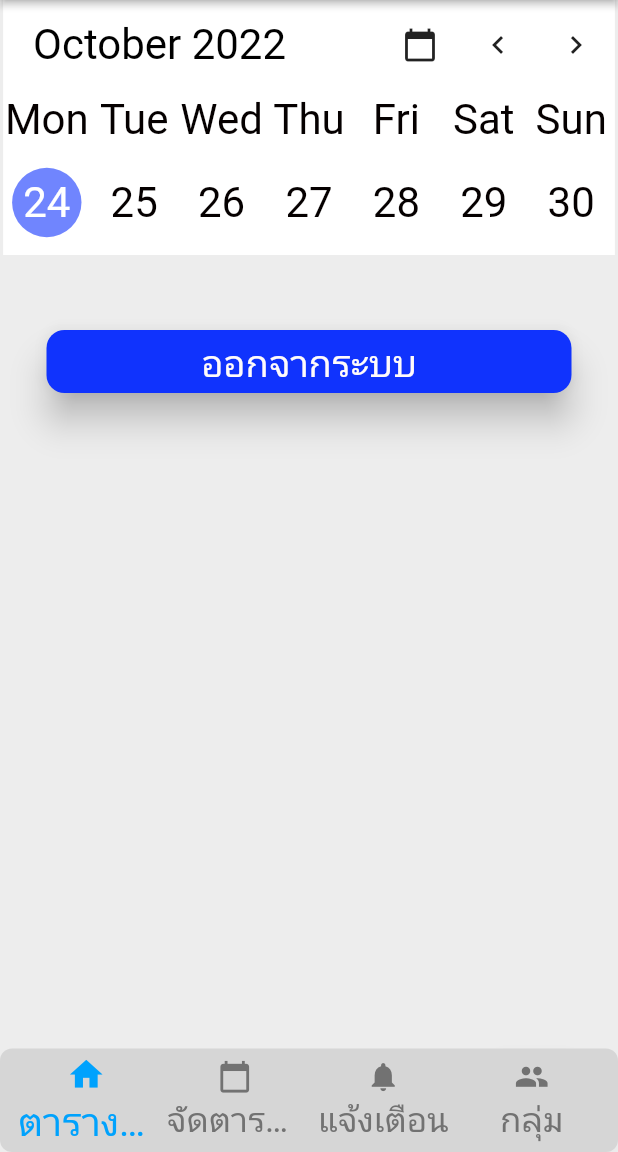
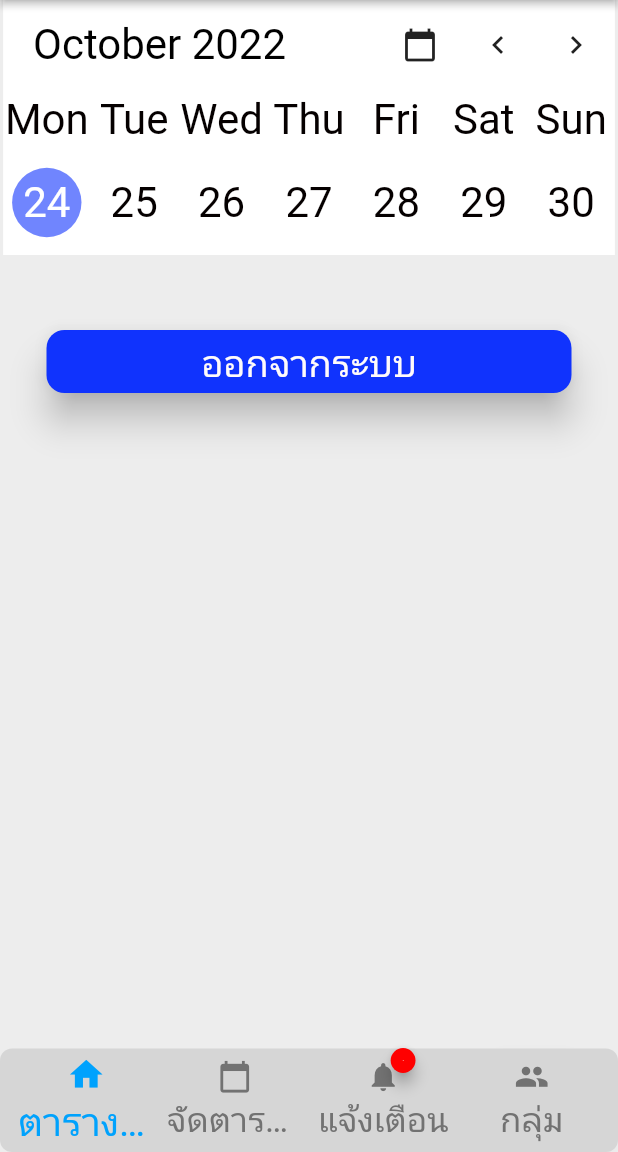
Before and after one commit to khachenkunwong/final-project-head-nurse, a Flutter app: the NavBarPage screen opened directly, on a phone screen of 412 x 824 dp, the part 84-1236 px from its top. Run offline on Flutter 3.47's test engine with Material 2 defaults, Android fonts, the phone set to English and light mode, and no system bars; drawn by our look-alikes of auto_size_text, badges, floating_bottom_navigation_bar, table_calendar; our stand-ins replace equatable, expandable, flutter_svg, font_awesome_flutter, google_fonts, graphql_flutter and 5 more; missing offline and left inert: bitsdojo_window, flutter_toastr, json_path; accounts and stored records are empty; network calls fail; Roboto replaces fonts that are missing (Mitr).

Commit message:
v 2.11(สำรองข้อมูล)

```diff
--- a/lib/backend/pubilc_.dart
+++ b/lib/backend/pubilc_.dart
@@ -1,6 +1,6 @@
 import '../app_state.dart';
 
-final url = "https://a291-2403-6200-8858-f0-c361-9441-5497-5597.ap.ngrok.io";
+final url = "https://2e0f-2403-6200-8958-4ca2-dd53-4b82-a1b2-d960.ap.ngrok.io";
 
 const productsGraphQL = """
 query ExampleQuery {
--- a/lib/group/search_widget.dart
+++ b/lib/group/search_widget.dart
@@ -57,7 +57,7 @@ class _SearchWidgetState extends State<SearchWidget> {
           _futureNotManagerGroup.members as List<MemberNotManagerGroup>;
 
       print(
-          "widget.listvievDutySearch ${widget.listvievDutySearch.first.email}");
+          "widget.listvievDutySearch ${widget.listvievDutySearch}");
       // for (int v = 0; v < widget.listvievDutySearch.length; v++) {
       // copySeach.add(widget.listvievDutySearch[v]);
       // }
--- a/lib/main.dart
+++ b/lib/main.dart
@@ -1,5 +1,7 @@
+import 'package:badges/badges.dart';
 import 'package:flutter/material.dart';
 import 'package:flutter_localizations/flutter_localizations.dart';
+import 'package:google_fonts/google_fonts.dart';
 import 'package:graphql_flutter/graphql_flutter.dart';
 import 'package:hos_windown/backend/pubilc_.dart';
 import 'flutter_flow/flutter_flow_theme.dart';
@@ -192,7 +194,17 @@ class _NavBarPageState extends State<NavBarPage> {
                 customWidget: Column(
                   mainAxisAlignment: MainAxisAlignment.center,
                   children: [
-                    Icon(
+                    Badge(
+                      badgeContent:Text("1",style: GoogleFonts.mitr(fontSize: 1.0,color: Colors.white),),
+                      showBadge: currentIndex != 2,
+                      shape: BadgeShape.circle,
+                      badgeColor: FlutterFlowTheme.of(context).primaryRed,
+                      elevation: 4,
+                      padding: EdgeInsetsDirectional.fromSTEB(8, 8, 8, 8),
+                      position: BadgePosition.topEnd(),
+                      animationType: BadgeAnimationType.scale,
+                      toAnimate: true,
+                      child: Icon(
                         currentIndex == 2
                             ? Icons.notifications
                             : Icons.notifications,
@@ -200,6 +212,7 @@ class _NavBarPageState extends State<NavBarPage> {
                             ? Color(0xFF00A2FD)
                             : Color(0xFF727272),
                         size: currentIndex == 2 ? 26.0 : 23.0,
+                      ),
                     ),
                     Text(
                       'แจ้งเตือน',
--- a/pubspec.yaml
+++ b/pubspec.yaml
@@ -50,6 +50,7 @@ dependencies:
   cupertino_icons: ^1.0.0
   graphql_flutter: ^5.1.0
   expandable: ^5.0.1
+  badges: ^2.0.3
 
 dev_dependencies:
   flutter_launcher_icons: 0.9.3
```
Also changed, not shown: lib/group/group_widget.dart (+28 -17 lines), pubspec.lock, 1 other file. Lines whose indentation alone changed are shown as unchanged.
